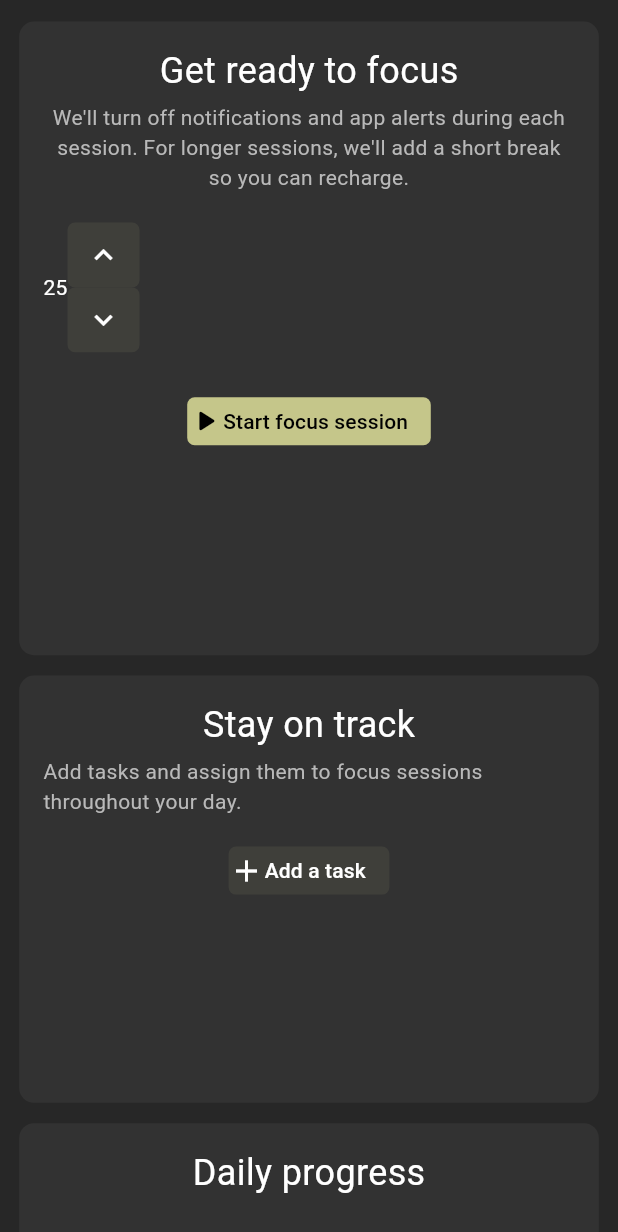
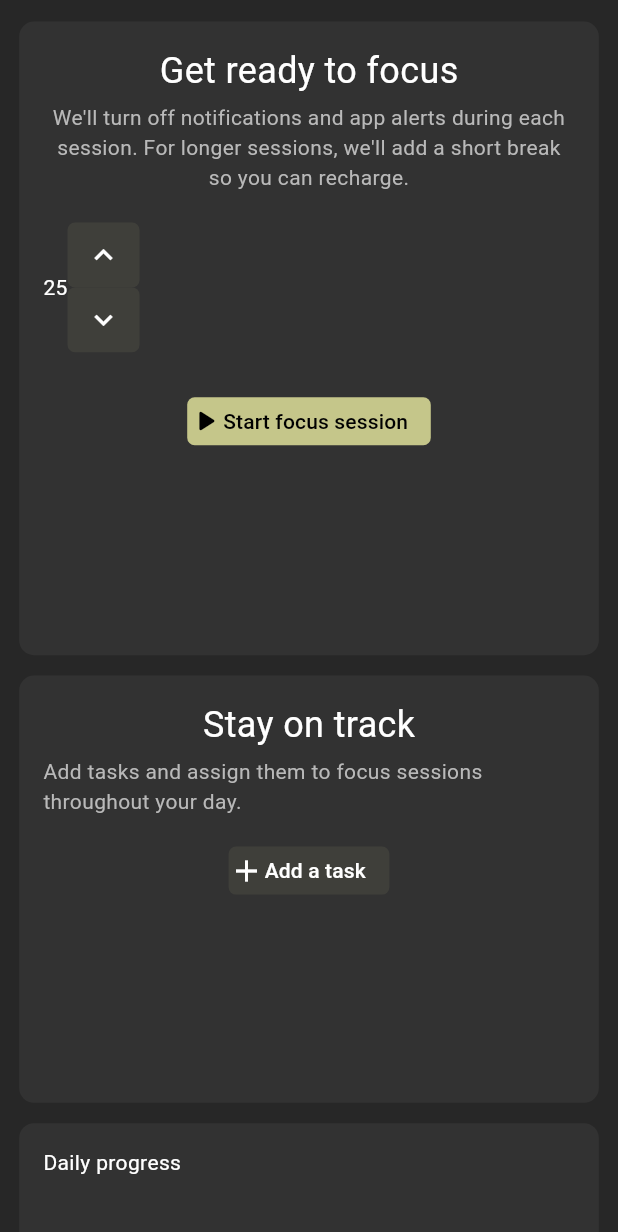
Before and after one commit to LeBern-Matthews/focus_app, a Flutter app: the screen it shows after launch, on a phone screen of 412 x 824 dp. Shown: the top 1232 px of the screen. Run offline on Flutter 3.47's test engine with Material 3 defaults, Android fonts, the phone set to English and light mode, and no system bars; missing offline and left inert: window_size.

Commit message:
Adjust daily progress title alignment and styling
Improves layout consistency by:
- Aligning progress title to the left
- Reducing font size from 24px to 14px for better visual hierarchy
- Removing unnecessary whitespace in container

```diff
--- a/lib/components/right_side_container.dart
+++ b/lib/components/right_side_container.dart
@@ -16,7 +16,6 @@ class RightSidecontainer extends StatelessWidget {
   Widget build(BuildContext context) {
 
     return Container(
-
       decoration: BoxDecoration(
         color: const Color.fromRGBO(50, 50, 50, 1),
         borderRadius: BorderRadius.circular(10),
--- a/lib/components/right_side_containers_single/progress.dart
+++ b/lib/components/right_side_containers_single/progress.dart
@@ -15,12 +15,10 @@ class Progress extends StatelessWidget {
                 height: 309.6,
                 width: width,
                 childList: [
-                  Text(
-                    'Daily progress',
-                    style: TextStyle(
-                      color: const Color.fromRGBO(255, 255, 255, 1),
-                      fontSize: 24,
-                    ),
+                  Align(
+                  alignment: Alignment.topLeft,
+                  child:Text('Daily progress',style: TextStyle(color: const Color.fromRGBO(255, 255, 255, 1),fontSize: 14,),
+                  )
                   ),
                   SizedBox(height: 4),
 
```
